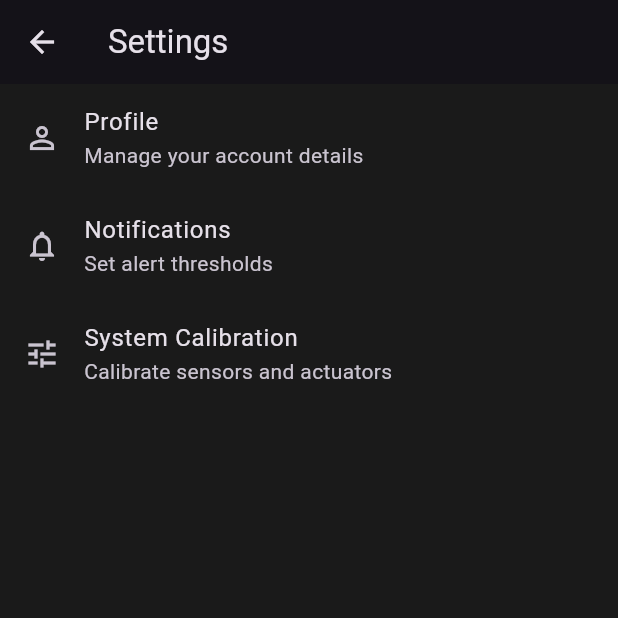
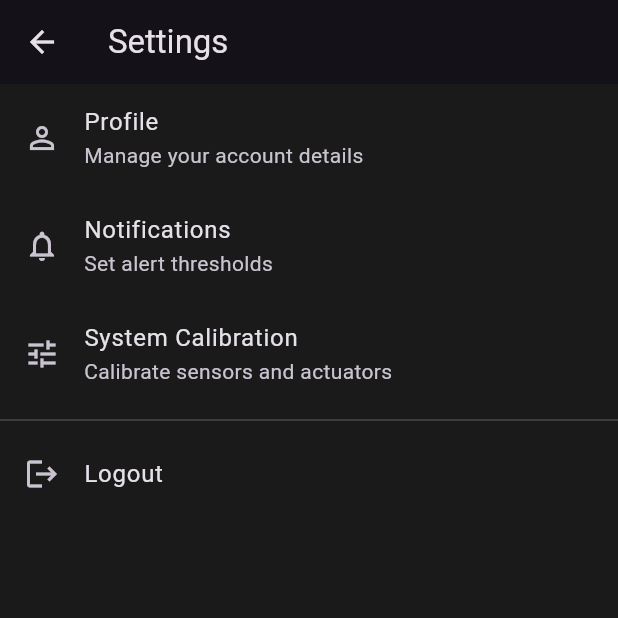
Before and after one commit to Yehia404/Smart-Hydroponic-App, a Flutter app: the SettingsScreen screen opened directly, on a phone screen of 412 x 824 dp, the top half of it. Run offline on Flutter 3.47's test engine with Material 3 defaults, Android fonts, the phone set to English and light mode, and no system bars.

Commit message:
Add divider and logout button to settings

```diff
--- a/lib/view/settings/settings_screen.dart
+++ b/lib/view/settings/settings_screen.dart
@@ -28,6 +28,12 @@ class SettingsScreen extends StatelessWidget {
             subtitle: Text('Calibrate sensors and actuators'),
             onTap: null,
           ),
+          const Divider(),
+          const ListTile(
+            leading: Icon(Icons.logout),
+            title: Text('Logout'),
+            onTap: null,
+          ),
         ],
       ),
     );
```
